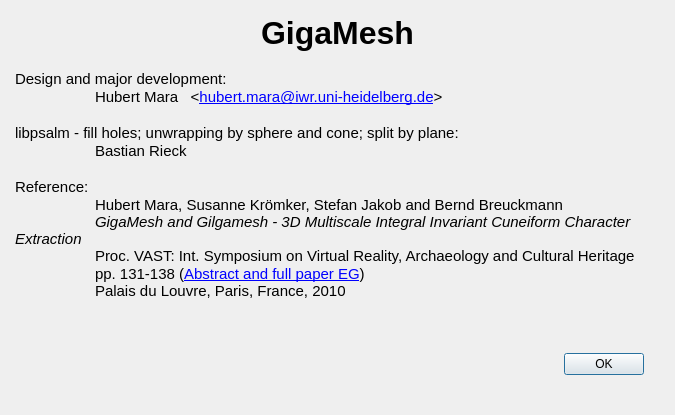
Above: gui/forms/dialogAbout.ui from barionleg/gitgAmesch before the change. Below: the same form after it.
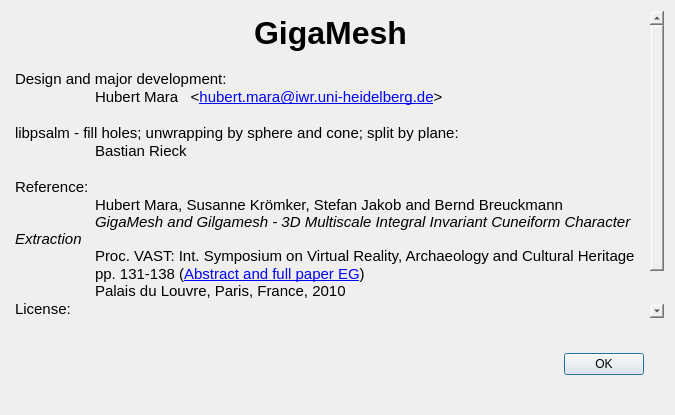
That is the form after the change. Icons and pictures are not drawn.

Commit message: -updated about-dialog

The edit to the form file:
```diff
--- a/gui/forms/dialogAbout.ui
+++ b/gui/forms/dialogAbout.ui
@@ -69,18 +69,21 @@
       <string>&lt;!DOCTYPE HTML PUBLIC &quot;-//W3C//DTD HTML 4.0//EN&quot; &quot;http://www.w3.org/TR/REC-html40/strict.dtd&quot;&gt;
 &lt;html&gt;&lt;head&gt;&lt;meta name=&quot;qrichtext&quot; content=&quot;1&quot; /&gt;&lt;style type=&quot;text/css&quot;&gt;
 p, li { white-space: pre-wrap; }
-&lt;/style&gt;&lt;/head&gt;&lt;body style=&quot; font-family:'Cantarell'; font-size:11pt; font-weight:400; font-style:normal;&quot;&gt;
+&lt;/style&gt;&lt;/head&gt;&lt;body style=&quot; font-family:'MS Shell Dlg 2'; font-size:8.25pt; font-weight:400; font-style:normal;&quot;&gt;
 &lt;p align=&quot;center&quot; style=&quot; margin-top:0px; margin-bottom:0px; margin-left:0px; margin-right:0px; -qt-block-indent:0; text-indent:0px;&quot;&gt;&lt;span style=&quot; font-family:'Ubuntu'; font-size:24pt; font-weight:600;&quot;&gt;GigaMesh&lt;/span&gt;&lt;img src=&quot;:/GMGeneric/GigaMesh_Logo_150px.png&quot; style=&quot;float: right;&quot; /&gt;&lt;/p&gt;
-&lt;p style=&quot;-qt-paragraph-type:empty; margin-top:0px; margin-bottom:0px; margin-left:0px; margin-right:0px; -qt-block-indent:0; text-indent:0px; font-family:'Ubuntu';&quot;&gt;&lt;br /&gt;&lt;/p&gt;
-&lt;p style=&quot; margin-top:0px; margin-bottom:0px; margin-left:0px; margin-right:0px; -qt-block-indent:0; text-indent:0px;&quot;&gt;&lt;span style=&quot; font-family:'Ubuntu';&quot;&gt;Design and major development: &lt;/span&gt;&lt;/p&gt;
-&lt;p style=&quot; margin-top:0px; margin-bottom:0px; margin-left:0px; margin-right:0px; -qt-block-indent:0; text-indent:0px;&quot;&gt;&lt;span style=&quot; font-family:'Ubuntu';&quot;&gt;	Hubert Mara   &amp;lt;&lt;/span&gt;&lt;a href=&quot;mailto:hubert.mara@iwr.uni-heidelberg.de&quot;&gt;&lt;span style=&quot; font-family:'Ubuntu'; text-decoration: underline; color:#0000ff;&quot;&gt;hubert.mara@iwr.uni-heidelberg.de&lt;/span&gt;&lt;/a&gt;&lt;span style=&quot; font-family:'Ubuntu';&quot;&gt;&amp;gt;&lt;/span&gt;&lt;/p&gt;
-&lt;p style=&quot;-qt-paragraph-type:empty; margin-top:0px; margin-bottom:0px; margin-left:0px; margin-right:0px; -qt-block-indent:0; text-indent:0px; font-family:'Ubuntu';&quot;&gt;&lt;br /&gt;&lt;/p&gt;
-&lt;p style=&quot; margin-top:0px; margin-bottom:0px; margin-left:0px; margin-right:0px; -qt-block-indent:0; text-indent:0px;&quot;&gt;&lt;span style=&quot; font-family:'Ubuntu';&quot;&gt;libpsalm - fill holes; unwrapping by sphere and cone; split by plane: &lt;/span&gt;&lt;/p&gt;
-&lt;p style=&quot; margin-top:0px; margin-bottom:0px; margin-left:0px; margin-right:0px; -qt-block-indent:0; text-indent:0px;&quot;&gt;&lt;span style=&quot; font-family:'Ubuntu';&quot;&gt;	Bastian Rieck&lt;/span&gt;&lt;/p&gt;
-&lt;p style=&quot;-qt-paragraph-type:empty; margin-top:0px; margin-bottom:0px; margin-left:0px; margin-right:0px; -qt-block-indent:0; text-indent:0px; font-family:'Ubuntu';&quot;&gt;&lt;br /&gt;&lt;/p&gt;
-&lt;p style=&quot; margin-top:0px; margin-bottom:0px; margin-left:0px; margin-right:0px; -qt-block-indent:0; text-indent:0px;&quot;&gt;&lt;span style=&quot; font-family:'Ubuntu';&quot;&gt;Reference:&lt;/span&gt;&lt;/p&gt;
-&lt;p style=&quot; margin-top:0px; margin-bottom:0px; margin-left:0px; margin-right:0px; -qt-block-indent:0; text-indent:0px;&quot;&gt;&lt;span style=&quot; font-family:'Ubuntu';&quot;&gt;	Hubert Mara, Susanne Krömker, Stefan Jakob and Bernd Breuckmann&lt;br /&gt;	&lt;/span&gt;&lt;span style=&quot; font-family:'Ubuntu'; font-style:italic;&quot;&gt;GigaMesh and Gilgamesh - 3D Multiscale Integral Invariant Cuneiform Character Extraction&lt;/span&gt;&lt;span style=&quot; font-family:'Ubuntu';&quot;&gt;&lt;br /&gt;	Proc. VAST: Int. Symposium on Virtual Reality, Archaeology and Cultural Heritage&lt;/span&gt;&lt;/p&gt;
-&lt;p style=&quot; margin-top:0px; margin-bottom:0px; margin-left:0px; margin-right:0px; -qt-block-indent:0; text-indent:0px;&quot;&gt;&lt;span style=&quot; font-family:'Ubuntu';&quot;&gt;	pp. 131-138 (&lt;/span&gt;&lt;a href=&quot;http://dx.doi.org/10.2312/VAST/VAST10/131-138&quot;&gt;&lt;span style=&quot; font-family:'Ubuntu'; text-decoration: underline; color:#0000ff;&quot;&gt;Abstract and full paper EG&lt;/span&gt;&lt;/a&gt;&lt;span style=&quot; font-family:'Ubuntu';&quot;&gt;)&lt;br /&gt;	Palais du Louvre, Paris, France, 2010&lt;/span&gt;&lt;/p&gt;&lt;/body&gt;&lt;/html&gt;</string>
+&lt;p style=&quot;-qt-paragraph-type:empty; margin-top:0px; margin-bottom:0px; margin-left:0px; margin-right:0px; -qt-block-indent:0; text-indent:0px; font-family:'Ubuntu'; font-size:11pt;&quot;&gt;&lt;br /&gt;&lt;/p&gt;
+&lt;p style=&quot; margin-top:0px; margin-bottom:0px; margin-left:0px; margin-right:0px; -qt-block-indent:0; text-indent:0px;&quot;&gt;&lt;span style=&quot; font-family:'Ubuntu'; font-size:11pt;&quot;&gt;Design and major development: &lt;/span&gt;&lt;/p&gt;
+&lt;p style=&quot; margin-top:0px; margin-bottom:0px; margin-left:0px; margin-right:0px; -qt-block-indent:0; text-indent:0px;&quot;&gt;&lt;span style=&quot; font-family:'Ubuntu'; font-size:11pt;&quot;&gt;	Hubert Mara   &amp;lt;&lt;/span&gt;&lt;a href=&quot;mailto:hubert.mara@iwr.uni-heidelberg.de&quot;&gt;&lt;span style=&quot; font-family:'Ubuntu'; font-size:11pt; text-decoration: underline; color:#0000ff;&quot;&gt;hubert.mara@iwr.uni-heidelberg.de&lt;/span&gt;&lt;/a&gt;&lt;span style=&quot; font-family:'Ubuntu'; font-size:11pt;&quot;&gt;&amp;gt;&lt;/span&gt;&lt;/p&gt;
+&lt;p style=&quot;-qt-paragraph-type:empty; margin-top:0px; margin-bottom:0px; margin-left:0px; margin-right:0px; -qt-block-indent:0; text-indent:0px; font-family:'Ubuntu'; font-size:11pt;&quot;&gt;&lt;br /&gt;&lt;/p&gt;
+&lt;p style=&quot; margin-top:0px; margin-bottom:0px; margin-left:0px; margin-right:0px; -qt-block-indent:0; text-indent:0px;&quot;&gt;&lt;span style=&quot; font-family:'Ubuntu'; font-size:11pt;&quot;&gt;libpsalm - fill holes; unwrapping by sphere and cone; split by plane: &lt;/span&gt;&lt;/p&gt;
+&lt;p style=&quot; margin-top:0px; margin-bottom:0px; margin-left:0px; margin-right:0px; -qt-block-indent:0; text-indent:0px;&quot;&gt;&lt;span style=&quot; font-family:'Ubuntu'; font-size:11pt;&quot;&gt;	Bastian Rieck&lt;/span&gt;&lt;/p&gt;
+&lt;p style=&quot;-qt-paragraph-type:empty; margin-top:0px; margin-bottom:0px; margin-left:0px; margin-right:0px; -qt-block-indent:0; text-indent:0px; font-family:'Ubuntu'; font-size:11pt;&quot;&gt;&lt;br /&gt;&lt;/p&gt;
+&lt;p style=&quot; margin-top:0px; margin-bottom:0px; margin-left:0px; margin-right:0px; -qt-block-indent:0; text-indent:0px;&quot;&gt;&lt;span style=&quot; font-family:'Ubuntu'; font-size:11pt;&quot;&gt;Reference:&lt;/span&gt;&lt;/p&gt;
+&lt;p style=&quot; margin-top:0px; margin-bottom:0px; margin-left:0px; margin-right:0px; -qt-block-indent:0; text-indent:0px;&quot;&gt;&lt;span style=&quot; font-family:'Ubuntu'; font-size:11pt;&quot;&gt;	Hubert Mara, Susanne Krömker, Stefan Jakob and Bernd Breuckmann&lt;br /&gt;	&lt;/span&gt;&lt;span style=&quot; font-family:'Ubuntu'; font-size:11pt; font-style:italic;&quot;&gt;GigaMesh and Gilgamesh - 3D Multiscale Integral Invariant Cuneiform Character Extraction&lt;/span&gt;&lt;span style=&quot; font-family:'Ubuntu'; font-size:11pt;&quot;&gt;&lt;br /&gt;	Proc. VAST: Int. Symposium on Virtual Reality, Archaeology and Cultural Heritage&lt;/span&gt;&lt;/p&gt;
+&lt;p style=&quot; margin-top:0px; margin-bottom:0px; margin-left:0px; margin-right:0px; -qt-block-indent:0; text-indent:0px;&quot;&gt;&lt;span style=&quot; font-family:'Ubuntu'; font-size:11pt;&quot;&gt;	pp. 131-138 (&lt;/span&gt;&lt;a href=&quot;http://dx.doi.org/10.2312/VAST/VAST10/131-138&quot;&gt;&lt;span style=&quot; font-family:'Ubuntu'; font-size:11pt; text-decoration: underline; color:#0000ff;&quot;&gt;Abstract and full paper EG&lt;/span&gt;&lt;/a&gt;&lt;span style=&quot; font-family:'Ubuntu'; font-size:11pt;&quot;&gt;)&lt;br /&gt;	Palais du Louvre, Paris, France, 2010&lt;/span&gt;&lt;/p&gt;
+&lt;p style=&quot; margin-top:0px; margin-bottom:0px; margin-left:0px; margin-right:0px; -qt-block-indent:0; text-indent:0px;&quot;&gt;&lt;span style=&quot; font-family:'Ubuntu'; font-size:11pt;&quot;&gt;License:&lt;/span&gt;&lt;/p&gt;
+&lt;p style=&quot; margin-top:0px; margin-bottom:0px; margin-left:0px; margin-right:0px; -qt-block-indent:0; text-indent:0px;&quot;&gt;&lt;span style=&quot; font-family:'Ubuntu'; font-size:11pt;&quot;&gt;	GigaMesh is distributed under the GNU General Public License v3.0 or later&lt;/span&gt;&lt;/p&gt;
+&lt;p style=&quot; margin-top:0px; margin-bottom:0px; margin-left:0px; margin-right:0px; -qt-block-indent:0; text-indent:0px;&quot;&gt;&lt;span style=&quot; font-family:'Ubuntu'; font-size:11pt;&quot;&gt;	The source-code is available here: &lt;/span&gt;&lt;a href=&quot;https://gitlab.com/fcgl/GigaMesh&quot;&gt;&lt;span style=&quot; font-family:'Ubuntu'; font-size:11pt; text-decoration: underline; color:#0000ff;&quot;&gt;https://gitlab.com/fcgl/GigaMesh&lt;/span&gt;&lt;/a&gt;&lt;span style=&quot; font-family:'Ubuntu'; font-size:11pt;&quot;&gt; &lt;/span&gt;&lt;/p&gt;&lt;/body&gt;&lt;/html&gt;</string>
      </property>
      <property name="textInteractionFlags">
       <set>Qt::LinksAccessibleByKeyboard|Qt::LinksAccessibleByMouse|Qt::TextBrowserInteraction|Qt::TextSelectableByKeyboard|Qt::TextSelectableByMouse</set>
```
